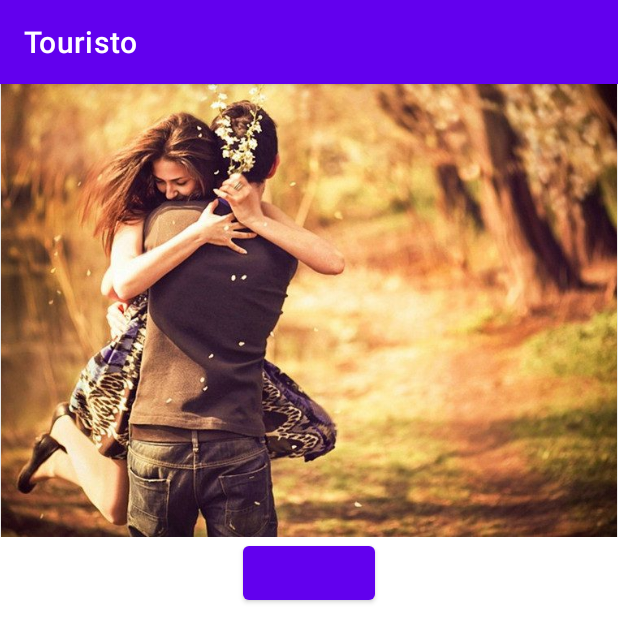
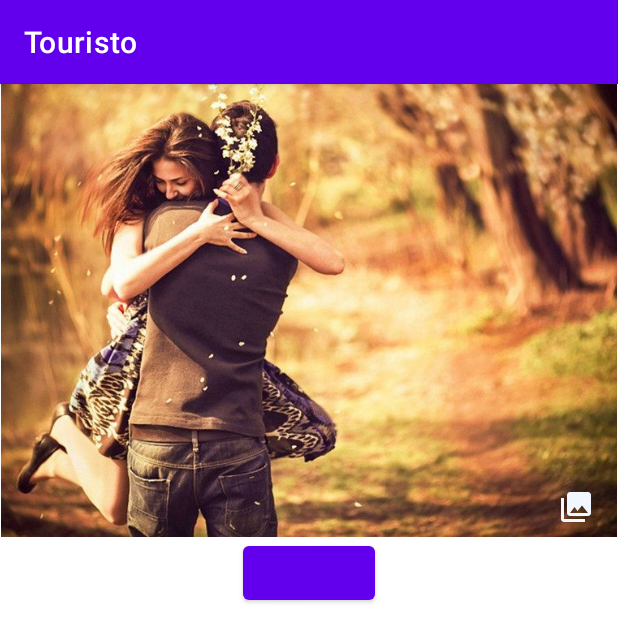
Before and after one commit to JGMax/TouristoMobile, an Android app: the screen it shows after launch (MainActivity), after a tap on an icon or button, on a phone screen of 412 x 824 dp. Shown: the top 642 px of the screen. Run offline under Robolectric (Android 15) with nearby library versions, the phone set to English and light mode, and no system bars; our stand-ins replace Shimmer; pictures from the network do not load.

Commit message:
Move full image view to its own layout

```diff
--- a/app/src/main/java/ru/inteam/touristo/MainActivity.kt
+++ b/app/src/main/java/ru/inteam/touristo/MainActivity.kt
@@ -1,6 +1,7 @@
 package ru.inteam.touristo
 
 import android.os.Bundle
+import android.util.Log
 import androidx.lifecycle.lifecycleScope
 import kotlinx.coroutines.flow.collect
 import kotlinx.coroutines.flow.onEach
@@ -38,17 +39,6 @@ class MainActivity : NetworkAppCompatActivity(R.layout.activity_main) {
 //            )
 //            delay(5000)
             carousel.submitItems(list)
-            launch {
-                carousel.clicks()
-                    .onEach {
-                        if (it.view.get()?.id == R.id.indicator) {
-                            carousel.showCarousel()
-                        } else {
-                            carousel.showItem(it.item as CarouselItem)
-                        }
-                    }
-                    .collect()
-            }
         }
     }
 }
--- /dev/null
+++ b/app/src/main/java/ru/inteam/touristo/ui_kit/carousel/CarouselFullImageView.kt
@@ -0,0 +1,76 @@
+package ru.inteam.touristo.ui_kit.carousel
+
+import android.content.Context
+import android.util.AttributeSet
+import android.util.Log
+import android.view.LayoutInflater
+import android.view.ViewGroup
+import android.widget.ImageView
+import kotlinx.coroutines.flow.*
+import ru.inteam.touristo.R
+import ru.inteam.touristo.common.ui.recycler.clicks.ClickEvent.ItemClick
+import ru.inteam.touristo.common.ui.view.reactive.clicks
+import ru.inteam.touristo.common.ui.view.viewScope
+import ru.inteam.touristo.ui_kit.carousel.model.CarouselItem
+import ru.inteam.touristo.ui_kit.images.ContentImageView
+import java.lang.ref.WeakReference
+
+class CarouselFullImageView @JvmOverloads constructor(
+    context: Context,
+    attributeSet: AttributeSet? = null,
+    defStyleAttr: Int = 0
+) : ViewGroup(context, attributeSet, defStyleAttr) {
+    private val image: ContentImageView
+    private val indicator: ImageView
+
+    private val outerClicks = MutableSharedFlow<ItemClick>(extraBufferCapacity = 10)
+    private var currentFullItem: CarouselItem? = null
+
+    init {
+        LayoutInflater.from(context).inflate(R.layout.ui_kit_carousel_full_image, this, true)
+        image = findViewById(R.id.image)
+        indicator = findViewById(R.id.indicator)
+
+        image.setOnLoadListener { requestLayout() }
+
+        indicator.clicks()
+            .mapNotNull { view ->
+                currentFullItem?.let { ItemClick(it, WeakReference(view)) }
+            }
+            .onEach(outerClicks::tryEmit)
+            .launchIn(viewScope)
+    }
+
+    fun clicks(): Flow<ItemClick> = outerClicks.asSharedFlow()
+
+    fun showFullImage(item: CarouselItem) {
+        currentFullItem = item
+        image.load(item.source)
+    }
+
+    override fun onMeasure(widthMeasureSpec: Int, heightMeasureSpec: Int) {
+        val desiredWidth = MeasureSpec.getSize(widthMeasureSpec)
+        measureChild(image, widthMeasureSpec, heightMeasureSpec)
+        measureChild(indicator, MeasureSpec.UNSPECIFIED, MeasureSpec.UNSPECIFIED)
+        val desiredHeight = image.measuredHeight
+        setMeasuredDimension(desiredWidth, desiredHeight)
+    }
+
+    override fun onLayout(changed: Boolean, l: Int, t: Int, r: Int, b: Int) {
+        image.layout(l, t, r, b)
+        indicator.layout(
+            image.width - indicator.measuredWidth,
+            image.height - indicator.measuredHeight,
+            image.width,
+            image.height
+        )
+    }
+
+    override fun generateDefaultLayoutParams(): LayoutParams {
+        return MarginLayoutParams(LayoutParams.MATCH_PARENT, LayoutParams.WRAP_CONTENT)
+    }
+
+    override fun generateLayoutParams(attributeSet: AttributeSet?): LayoutParams {
+        return MarginLayoutParams(LayoutParams.MATCH_PARENT, LayoutParams.WRAP_CONTENT)
+    }
+}
--- a/app/src/main/java/ru/inteam/touristo/ui_kit/carousel/CarouselView.kt
+++ b/app/src/main/java/ru/inteam/touristo/ui_kit/carousel/CarouselView.kt
@@ -7,7 +7,7 @@ import android.view.LayoutInflater
 import android.view.View
 import android.view.ViewGroup
 import android.view.ViewGroup.LayoutParams.MATCH_PARENT
-import android.widget.ImageView
+import android.view.ViewGroup.LayoutParams.WRAP_CONTENT
 import androidx.core.view.isGone
 import androidx.core.view.isVisible
 import androidx.recyclerview.widget.LinearLayoutManager
@@ -19,14 +19,11 @@ import ru.inteam.touristo.common.ui.recycler.RecyclerManager
 import ru.inteam.touristo.common.ui.recycler.clicks.ClickEvent.ItemClick
 import ru.inteam.touristo.common.ui.recycler.item.RecyclerItem
 import ru.inteam.touristo.common.ui.recycler.managerBuilder
-import ru.inteam.touristo.common.ui.view.reactive.clicks
 import ru.inteam.touristo.common.ui.view.viewScope
 import ru.inteam.touristo.ui_kit.carousel.decorations.CarouselCornersItemDecoration
 import ru.inteam.touristo.ui_kit.carousel.decorations.CarouselMarginsItemDecoration
 import ru.inteam.touristo.ui_kit.carousel.model.CarouselItem
 import ru.inteam.touristo.ui_kit.carousel.model.EmptyItem
-import ru.inteam.touristo.ui_kit.images.ContentImageView
-import java.lang.ref.WeakReference
 import kotlin.math.abs
 
 
@@ -36,23 +33,21 @@ class CarouselView @JvmOverloads constructor(
     defStyleAttr: Int = 0
 ) : ViewGroup(context, attributeSet, defStyleAttr) {
     private val recycler: RecyclerView
-    private val image: ContentImageView
+    private val image: CarouselFullImageView
     private val recyclerManager: RecyclerManager
     private val snapHelper: LinearSnapHelper
     private val recyclerLayoutParams =
         LayoutParams(MATCH_PARENT, resources.getDimensionPixelSize(R.dimen.carousel_height))
-    private val indicator: ImageView
 
-    private val outerClicks = MutableSharedFlow<ItemClick>(extraBufferCapacity = 10)
-    private var currentFullItem: CarouselItem? = null
+    private val clicks = MutableSharedFlow<ItemClick>(extraBufferCapacity = 10)
 
     init {
         LayoutInflater.from(context).inflate(R.layout.ui_kit_carousel, this, true)
+        image = findViewById(R.id.full_image)
+
         recycler = findViewById(R.id.recycler)
         recycler.layoutParams = recyclerLayoutParams
         snapHelper = LinearSnapHelper().apply { attachToRecyclerView(recycler) }
-        image = findViewById(R.id.image)
-        indicator = findViewById(R.id.indicator)
         val horizontalLM = LinearLayoutManager(context, LinearLayoutManager.HORIZONTAL, false)
         recyclerManager = recycler.managerBuilder()
             .layoutManager(horizontalLM)
@@ -63,19 +58,17 @@ class CarouselView @JvmOverloads constructor(
             .onEach(::onCarouselItemClicked)
             .launchIn(viewScope)
 
-        indicator.clicks()
-            .mapNotNull { view -> currentFullItem?.let { ItemClick(it, WeakReference(view)) } }
-            .onEach(outerClicks::tryEmit)
+        image.clicks()
+            .onEach { showCarousel() }
             .launchIn(viewScope)
     }
-
-    fun clicks(): Flow<ItemClick> = outerClicks.asSharedFlow()
 
     private fun onCarouselItemClicked(click: ItemClick) {
         val view = click.view.get() ?: return
         val focusedView = snapHelper.findSnapView(recycler.layoutManager) ?: return
         if (view == focusedView) {
-            outerClicks.tryEmit(click)
+            clicks.tryEmit(click)
+            showItem(click.item as CarouselItem)
         } else {
             val position = recycler.getChildAdapterPosition(view)
             val prevPosition = recycler.getChildAdapterPosition(focusedView)
@@ -106,8 +99,6 @@ class CarouselView @JvmOverloads constructor(
 
     fun showCarousel() {
         image.isGone = true
-        indicator.isGone = true
-        currentFullItem = null
         recycler.isVisible = true
     }
 
@@ -139,10 +130,7 @@ class CarouselView @JvmOverloads constructor(
     private fun showFullImage(item: CarouselItem) {
         recycler.isGone = true
         image.isVisible = true
-        indicator.isVisible = true
-        currentFullItem = item
-        setIndicatorPosition()
-        image.load(item.source)
+        image.showFullImage(item)
     }
 
     override fun onMeasure(widthMeasureSpec: Int, heightMeasureSpec: Int) {
@@ -165,21 +153,11 @@ class CarouselView @JvmOverloads constructor(
         }
     }
 
-    private fun setIndicatorPosition() {
-//        measureChild(indicator, MeasureSpec.UNSPECIFIED, MeasureSpec.UNSPECIFIED)
-//        indicator.layout(
-//            image.right - indicator.measuredWidth,
-//            image.bottom - indicator.measuredHeight,
-//            image.right,
-//            image.bottom
-//        )
-    }
-
     override fun generateDefaultLayoutParams(): LayoutParams {
-        return MarginLayoutParams(MATCH_PARENT, MATCH_PARENT)
+        return MarginLayoutParams(MATCH_PARENT, WRAP_CONTENT)
     }
 
     override fun generateLayoutParams(attributeSet: AttributeSet?): LayoutParams {
-        return MarginLayoutParams(MATCH_PARENT, MATCH_PARENT)
+        return MarginLayoutParams(MATCH_PARENT, WRAP_CONTENT)
     }
 }
--- a/app/src/main/java/ru/inteam/touristo/ui_kit/images/ContentImageView.kt
+++ b/app/src/main/java/ru/inteam/touristo/ui_kit/images/ContentImageView.kt
@@ -8,6 +8,7 @@ import androidx.appcompat.widget.AppCompatImageView
 import coil.imageLoader
 import coil.request.ImageRequest
 import ru.inteam.touristo.BuildConfig
+import ru.inteam.touristo.R
 import java.util.concurrent.atomic.AtomicBoolean
 
 private const val TAG = "ContentImageView"
@@ -18,7 +19,7 @@ class ContentImageView @JvmOverloads constructor(
     defStyleAttr: Int = 0
 ) : AppCompatImageView(context, attributeSet, defStyleAttr) {
     private var onLoadListener: ((ContentImageView) -> Unit)? = null
-    private val isLoading = AtomicBoolean(false)
+    private val isRendering = AtomicBoolean(false)
 
     init {
         val attrs = context.obtainStyledAttributes(
@@ -35,7 +36,7 @@ class ContentImageView @JvmOverloads constructor(
 
     override fun onLayout(changed: Boolean, left: Int, top: Int, right: Int, bottom: Int) {
         super.onLayout(changed, left, top, right, bottom)
-        if (isLoading.getAndSet(false)) {
+        if (isRendering.getAndSet(false)) {
             onLoadListener?.invoke(this)
         }
     }
@@ -43,9 +44,10 @@ class ContentImageView @JvmOverloads constructor(
     fun load(uri: Uri) {
         load(uri) {
             crossfade(true)
+            placeholder(R.drawable.shimmer_image)
             target {
                 setImageDrawable(it)
-                isLoading.set(true)
+                isRendering.set(true)
             }
         }
     }
--- /dev/null
+++ b/app/src/main/res/drawable/shimmer_image.xml
@@ -0,0 +1,9 @@
+<vector xmlns:android="http://schemas.android.com/apk/res/android"
+    android:width="375dp"
+    android:height="301dp"
+    android:viewportWidth="375"
+    android:viewportHeight="301">
+  <path
+      android:pathData="M8,0L367,0A8,8 0,0 1,375 8L375,293A8,8 0,0 1,367 301L8,301A8,8 0,0 1,0 293L0,8A8,8 0,0 1,8 0z"
+      android:fillColor="#C4C4C4"/>
+</vector>
--- a/app/src/main/res/layout/activity_main.xml
+++ b/app/src/main/res/layout/activity_main.xml
@@ -10,8 +10,7 @@
         android:id="@+id/carousel"
         android:layout_width="match_parent"
         android:layout_height="wrap_content"
-        app:layout_constraintTop_toTopOf="parent"
-        android:background="#E9E9E9"/>
+        app:layout_constraintTop_toTopOf="parent"/>
 
     <Button
         android:layout_width="wrap_content"
--- a/app/src/main/res/layout/ui_kit_carousel.xml
+++ b/app/src/main/res/layout/ui_kit_carousel.xml
@@ -4,17 +4,9 @@
     xmlns:tools="http://schemas.android.com/tools"
     tools:parentTag="ru.inteam.touristo.ui_kit.carousel.CarouselView">
 
-    <ru.inteam.touristo.ui_kit.images.ContentImageView
-        android:id="@+id/image"
+    <ru.inteam.touristo.ui_kit.carousel.CarouselFullImageView
+        android:id="@+id/full_image"
         android:visibility="gone" />
-
-    <ImageView
-        android:id="@+id/indicator"
-        android:paddingHorizontal="@dimen/carousel_indicator_horizontal_margin"
-        android:paddingVertical="@dimen/carousel_indicator_vertical_margin"
-        android:src="@drawable/ic_indicator"
-        android:visibility="gone"
-        app:tint="@color/neutral_50" />
 
     <androidx.recyclerview.widget.RecyclerView
         android:id="@+id/recycler"
--- /dev/null
+++ b/app/src/main/res/layout/ui_kit_carousel_full_image.xml
@@ -0,0 +1,21 @@
+<?xml version="1.0" encoding="utf-8"?>
+<merge xmlns:android="http://schemas.android.com/apk/res/android"
+    xmlns:app="http://schemas.android.com/apk/res-auto"
+    xmlns:tools="http://schemas.android.com/tools"
+    tools:parentTag="ru.inteam.touristo.ui_kit.carousel.CarouselFullImageView">
+
+    <ru.inteam.touristo.ui_kit.images.ContentImageView
+        android:id="@+id/image"
+        android:layout_height="wrap_content"
+        android:layout_width="match_parent"
+        tools:src="@tools:sample/avatars" />
+
+    <ImageView
+        android:id="@+id/indicator"
+        android:layout_height="wrap_content"
+        android:layout_width="wrap_content"
+        android:paddingHorizontal="@dimen/carousel_indicator_horizontal_margin"
+        android:paddingVertical="@dimen/carousel_indicator_vertical_margin"
+        android:src="@drawable/ic_indicator"
+        app:tint="@color/neutral_50" />
+</merge>
```
